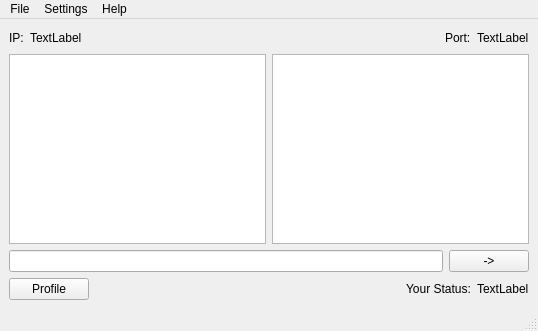
Above: TeddyClient/clientwindow.ui from TeddyReady/TeddyChat before the change. Below: the same form after it.
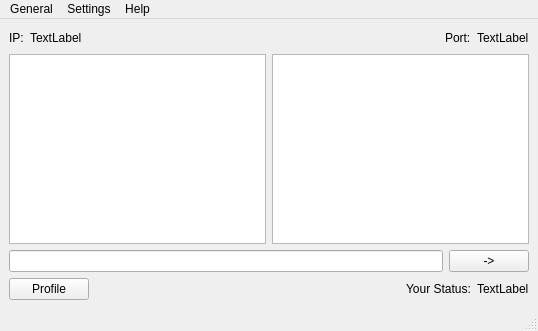
That is the form after the change.

The edit to the form file:
```diff
--- a/TeddyClient/clientwindow.ui
+++ b/TeddyClient/clientwindow.ui
@@ -169,7 +169,7 @@
    </widget>
    <widget class="QMenu" name="menuFile">
     <property name="title">
-     <string>File</string>
+     <string>General</string>
     </property>
     <addaction name="connectAct"/>
     <addaction name="disconnectAct"/>
```
Left out of the diff: 2 changed lines with no effect on the pictures.
